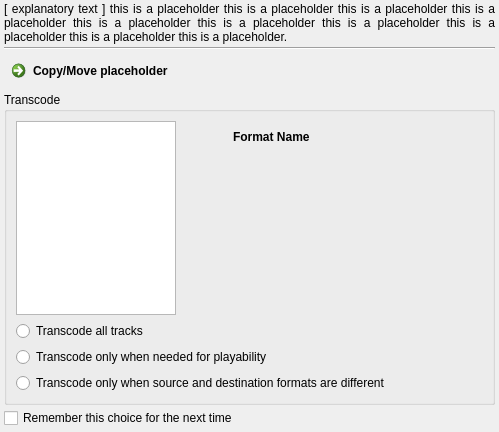
First picture: the form in src/transcoding/TranscodingAssistantDialog.ui, repository KDE/amarok, before the edit.
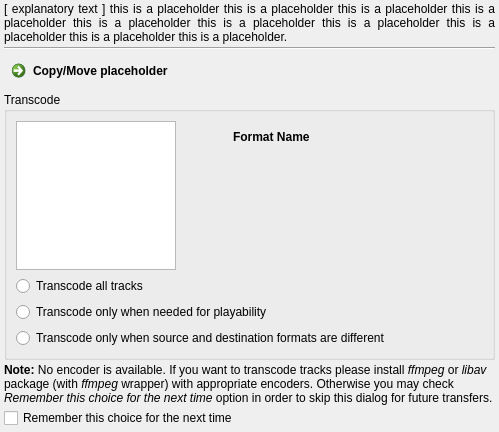
Second picture: the form after the edit. Custom widgets are drawn as their Qt base class.

Commit message:
BugFix: 317902 - Issue a warning when transcoding is not possible
When ffmpeg is not available, the transcoding dialog will not be skipped;
rather it will add a note for the user to install an encoder.

FIXED-IN: 2.9

Diff of the .ui file:
```diff
--- a/src/transcoding/TranscodingAssistantDialog.ui
+++ b/src/transcoding/TranscodingAssistantDialog.ui
@@ -259,6 +259,16 @@
      </layout>
     </widget>
    </item>
+   <item>
+    <widget class="QLabel" name="encoderNotFoundLabel">
+     <property name="text">
+      <string>&lt;b&gt;Note:&lt;/b&gt; No encoder is available. If you want to transcode tracks please install &lt;i&gt;ffmpeg&lt;/i&gt; or &lt;i&gt;libav&lt;/i&gt; package (with &lt;i&gt;ffmpeg&lt;/i&gt; wrapper) with appropriate encoders. Otherwise you may check &lt;i&gt;Remember this choice for the next time&lt;/i&gt; option in order to skip this dialog for future transfers.</string>
+     </property>
+     <property name="wordWrap">
+      <bool>true</bool>
+     </property>
+    </widget>
+   </item>
    <item>
     <widget class="QCheckBox" name="rememberCheckBox">
      <property name="text">
```
The commit also changes 3 other files.
